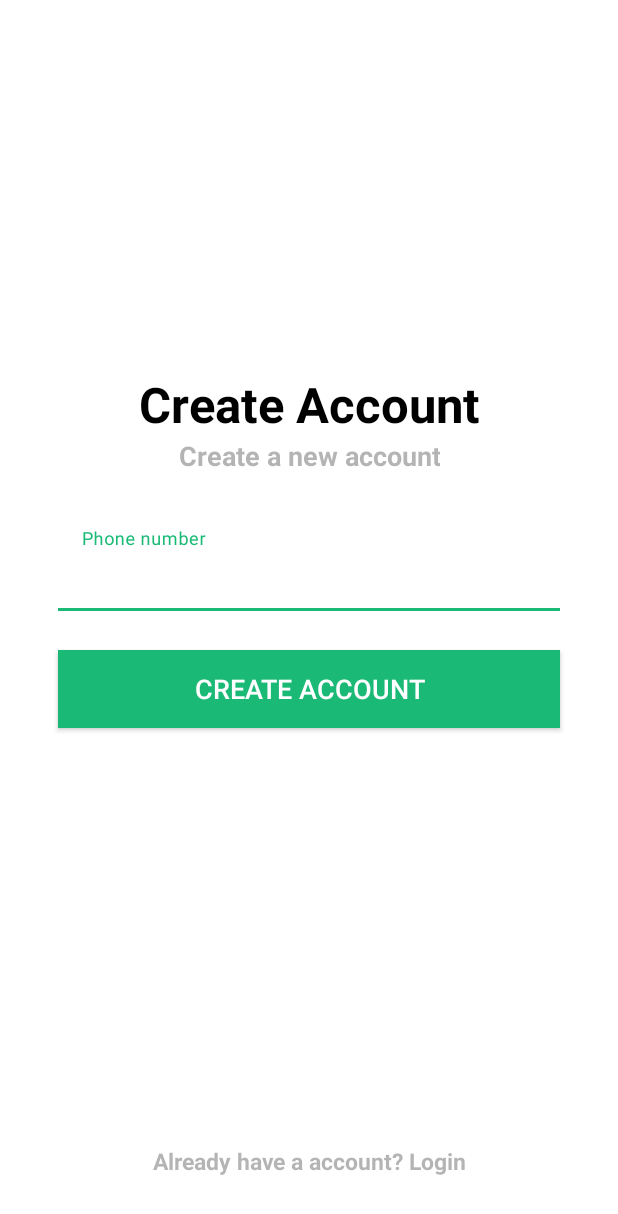
After one commit to maekeshtwilightsoftwares/KIRSHIAPPS, an Android app: the layout fragment_register.xml on its own in the app's theme, with its tools: preview values and no code run, on a phone screen of 412 x 824 dp. The commit adds this screen. Shown: the top 1214 px of the screen. Run offline under Robolectric (Android 15) with nearby library versions, the phone set to English and light mode, and no system bars.

Commit message:
Registration completed

```diff
--- a/app/build.gradle
+++ b/app/build.gradle
@@ -1,5 +1,6 @@
 plugins {
     id 'com.android.application'
+    id 'androidx.navigation.safeargs'
 }
 
 android {
--- a/app/src/main/java/com/twilight/kirshiapps/view/fragment/login/LoginFragment.java
+++ b/app/src/main/java/com/twilight/kirshiapps/view/fragment/login/LoginFragment.java
@@ -1,6 +1,6 @@
 package com.twilight.kirshiapps.view.fragment.login;
 
-import android.graphics.Color;
+
 import android.os.Bundle;
 
 import androidx.annotation.NonNull;
@@ -8,6 +8,7 @@ import androidx.annotation.Nullable;
 import androidx.core.content.ContextCompat;
 import androidx.databinding.DataBindingUtil;
 import androidx.fragment.app.Fragment;
+import androidx.navigation.Navigation;
 
 import android.text.Spannable;
 import android.text.SpannableString;
@@ -19,7 +20,6 @@ import android.widget.Toast;
 
 import com.twilight.kirshiapps.R;
 import com.twilight.kirshiapps.databinding.FragmentLoginBinding;
-import com.twilight.kirshiapps.databinding.FragmentLoginBindingImpl;
 import com.twilight.kirshiapps.utils.Validation;
 
 public class LoginFragment extends Fragment {
@@ -61,6 +61,10 @@ public class LoginFragment extends Fragment {
             }
         });
 
+        fragmentLoginBinding.tvRegisterAccount.setOnClickListener(v -> {
+            Navigation.findNavController(v).navigate(R.id.registerFragment);
+        });
+
     }
 
     private Boolean checkValidation(String phoneNumber) {
@@ -70,7 +74,6 @@ public class LoginFragment extends Fragment {
     private void initViews() {
         validate = new Validation();
         setRegisteredText();
-
     }
 
     private void setRegisteredText() {
--- /dev/null
+++ b/app/src/main/java/com/twilight/kirshiapps/view/fragment/register/RegisterFragment.java
@@ -0,0 +1,66 @@
+package com.twilight.kirshiapps.view.fragment.register;
+
+import android.os.Bundle;
+import android.view.LayoutInflater;
+import android.view.View;
+import android.view.ViewGroup;
+import android.widget.Toast;
+
+import androidx.databinding.DataBindingUtil;
+import androidx.fragment.app.Fragment;
+
+import com.twilight.kirshiapps.R;
+import com.twilight.kirshiapps.databinding.FragmentRegisterBinding;
+import com.twilight.kirshiapps.utils.Validation;
+
+class RegisterFragment extends Fragment {
+
+    private FragmentRegisterBinding fragmentRegisterBinding;
+    private Validation validate;
+
+    @Override
+    public void onCreate(Bundle savedInstanceState) {
+        super.onCreate(savedInstanceState);
+        dataObserver();
+    }
+
+    private void dataObserver() {
+    }
+
+    @Override
+    public void onActivityCreated(Bundle savedInstanceState) {
+        super.onActivityCreated(savedInstanceState);
+        initViews();
+        setActionListener();
+    }
+
+    private void setActionListener() {
+        fragmentRegisterBinding.btnRegister.setOnClickListener(v -> {
+            if (checkValidation(fragmentRegisterBinding.etPhoneNumber.getText().toString())) {
+
+            } else {
+                Toast.makeText(requireContext(), getString(R.string.enter_valid_phone), Toast.LENGTH_SHORT).show();
+            }
+        });
+    }
+
+    private void initViews() {
+        validate = new Validation();
+    }
+
+    private Boolean checkValidation(String phoneNumber) {
+        return validate.isEmptyOrNot(phoneNumber) || validate.isValidNumber(phoneNumber);
+    }
+
+    @Override
+    public void onViewCreated(View view, Bundle savedInstanceState) {
+        super.onViewCreated(view, savedInstanceState);
+    }
+
+
+    @Override
+    public View onCreateView(LayoutInflater inflater, ViewGroup container, Bundle savedInstanceState) {
+        fragmentRegisterBinding = DataBindingUtil.inflate(inflater, R.layout.fragment_register, container, false);
+        return fragmentRegisterBinding.getRoot();
+    }
+}
--- /dev/null
+++ b/app/src/main/res/layout/fragment_register.xml
@@ -0,0 +1,109 @@
+<?xml version="1.0" encoding="utf-8"?>
+<layout xmlns:android="http://schemas.android.com/apk/res/android">
+    <data>
+        <variable
+            name="phoneNumber"
+            type="String" />
+    </data>
+    <androidx.constraintlayout.widget.ConstraintLayout
+        xmlns:app="http://schemas.android.com/apk/res-auto"
+        xmlns:tools="http://schemas.android.com/tools"
+        android:layout_width="match_parent"
+        android:layout_height="match_parent"
+        tools:context=".view.fragment.login.LoginFragment">
+
+        <androidx.constraintlayout.widget.Guideline
+            android:id="@+id/gl_ride"
+            android:layout_width="wrap_content"
+            android:layout_height="wrap_content"
+            android:orientation="vertical"
+            app:layout_constraintGuide_percent="0.97" />
+
+        <androidx.constraintlayout.widget.Guideline
+            android:id="@+id/gl_left"
+            android:layout_width="wrap_content"
+            android:layout_height="wrap_content"
+            android:orientation="vertical"
+            app:layout_constraintGuide_percent="0.03" />
+
+        <androidx.constraintlayout.widget.Guideline
+            android:id="@+id/gl_top"
+            android:layout_width="wrap_content"
+            android:layout_height="wrap_content"
+            android:orientation="horizontal"
+            app:layout_constraintGuide_percent="0.3" />
+
+        <androidx.appcompat.widget.AppCompatTextView
+            android:id="@+id/create_register"
+            style="@style/textViewHeader"
+            android:layout_width="0dp"
+            android:layout_height="wrap_content"
+            android:text="@string/create_account_register"
+            app:layout_constraintEnd_toStartOf="@+id/gl_ride"
+            app:layout_constraintStart_toStartOf="@+id/gl_left"
+            app:layout_constraintTop_toTopOf="@+id/gl_top" />
+
+        <androidx.appcompat.widget.AppCompatTextView
+            android:id="@+id/tv_create_account"
+            style="@style/textViewSmaller"
+            android:layout_width="wrap_content"
+            android:layout_height="wrap_content"
+            android:text="@string/create_account"
+            app:layout_constraintEnd_toStartOf="@+id/gl_ride"
+            app:layout_constraintStart_toStartOf="@+id/gl_left"
+            app:layout_constraintTop_toBottomOf="@+id/create_register" />
+
+        <com.google.android.material.textfield.TextInputLayout
+            android:id="@+id/textInputLayout"
+            android:layout_width="0dp"
+            android:layout_height="wrap_content"
+            android:layout_marginStart="@dimen/_20sdp"
+            android:layout_marginLeft="@dimen/_20sdp"
+            android:layout_marginTop="@dimen/_20sdp"
+            android:layout_marginEnd="@dimen/_20sdp"
+            android:layout_marginRight="@dimen/_20sdp"
+            app:layout_constraintEnd_toStartOf="@+id/gl_ride"
+            app:layout_constraintStart_toStartOf="@+id/gl_left"
+            app:layout_constraintTop_toBottomOf="@+id/tv_create_account">
+
+            <androidx.appcompat.widget.AppCompatEditText
+                android:id="@+id/et_phone_number"
+                style="@style/editTextMedium"
+                android:background="@android:color/white"
+                android:hint="@string/phone_number"
+                android:maxLength="10"
+                android:inputType="number"/>
+        </com.google.android.material.textfield.TextInputLayout>
+
+        <androidx.appcompat.widget.AppCompatButton
+            android:id="@+id/btn_register"
+            style="@style/buttonMedium"
+            android:layout_marginStart="@dimen/_20sdp"
+            android:layout_marginLeft="@dimen/_20sdp"
+            android:layout_marginTop="@dimen/_20sdp"
+            android:layout_marginEnd="@dimen/_20sdp"
+            android:layout_marginRight="20dp"
+            android:background="@color/green"
+            android:text="@string/create_account_register"
+            app:layout_constraintEnd_toStartOf="@+id/gl_ride"
+            app:layout_constraintStart_toStartOf="@+id/gl_left"
+            app:layout_constraintTop_toBottomOf="@+id/textInputLayout" />
+
+        <androidx.appcompat.widget.AppCompatTextView
+            android:id="@+id/tv_already_account"
+            style="@style/textViewSmaller"
+            android:layout_width="0dp"
+            android:layout_height="wrap_content"
+            android:layout_marginStart="@dimen/_20sdp"
+            android:layout_marginLeft="@dimen/_20sdp"
+            android:layout_marginEnd="@dimen/_20sdp"
+            android:layout_marginRight="@dimen/_20sdp"
+            android:layout_marginBottom="@dimen/_30sdp"
+            android:text="@string/already_had_account"
+            android:textSize="@dimen/_12ssp"
+            app:layout_constraintBottom_toBottomOf="parent"
+            app:layout_constraintEnd_toStartOf="@+id/gl_ride"
+            app:layout_constraintStart_toStartOf="@+id/gl_left" />
+    </androidx.constraintlayout.widget.ConstraintLayout>
+
+</layout>
--- a/app/src/main/res/navigation/nav_base_graph.xml
+++ b/app/src/main/res/navigation/nav_base_graph.xml
@@ -9,5 +9,15 @@
         android:id="@+id/loginFragment"
         android:name="com.twilight.kirshiapps.view.fragment.login.LoginFragment"
         android:label="fragment_login"
-        tools:layout="@layout/fragment_login" />
+        tools:layout="@layout/fragment_login" >
+        <action
+            android:id="@+id/action_loginFragment_to_registerFragment"
+            app:destination="@id/registerFragment" />
+    </fragment>
+    <fragment
+        android:id="@+id/registerFragment"
+        android:name="com.twilight.kirshiapps.view.fragment.register.RegisterFragment"
+        android:label="RegisterFragment" />
+
+
 </navigation>
--- a/app/src/main/res/values/strings.xml
+++ b/app/src/main/res/values/strings.xml
@@ -10,4 +10,6 @@
     <string name="register_account">Don\'t have account? </string>
     <string name="create_account">Create a new account</string>
     <string name="enter_valid_phone">Please enter valid phone number</string>
+    <string name="create_account_register">Create Account</string>
+    <string name="already_had_account">Already have a account? Login</string>
 </resources>
--- a/build.gradle
+++ b/build.gradle
@@ -6,6 +6,8 @@ buildscript {
     }
     dependencies {
         classpath "com.android.tools.build:gradle:4.1.0"
+        def nav_version = "2.3.1"
+        classpath "androidx.navigation:navigation-safe-args-gradle-plugin:$nav_version"
 
         // NOTE: Do not place your application dependencies here; they belong
         // in the individual module build.gradle files
```
